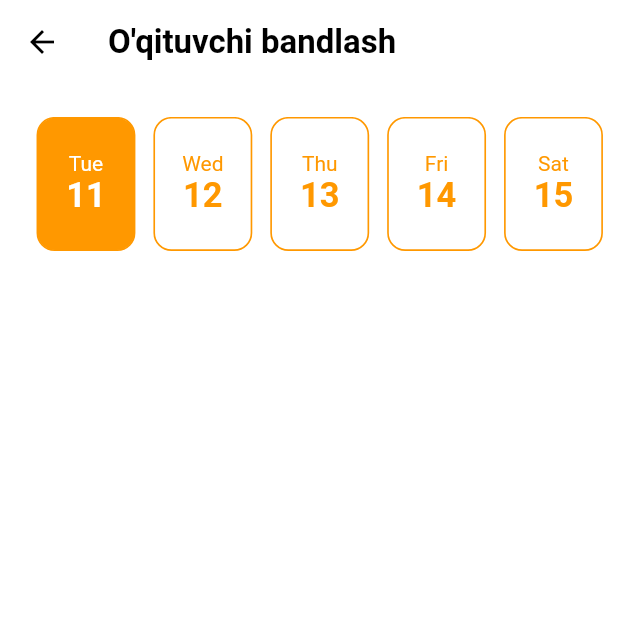
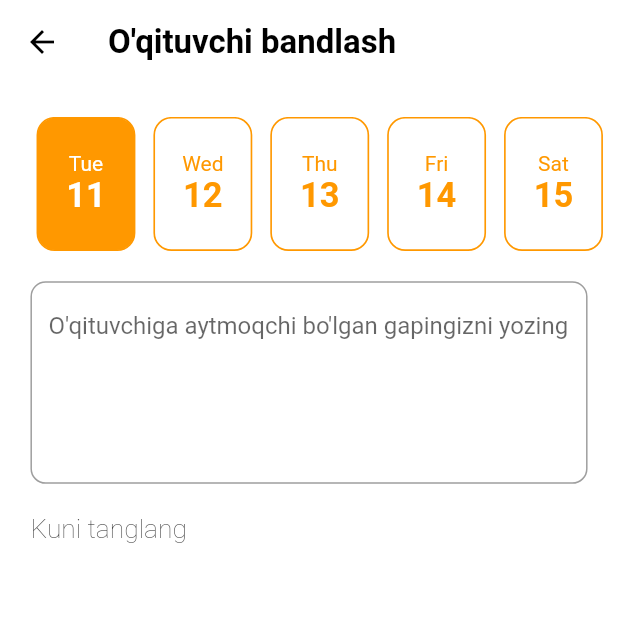
Before and after one commit to said8811/registon, a Flutter app: the TeacherAppointmentPage screen opened by its route, on a phone screen of 412 x 824 dp, the top half of it. Run offline on Flutter 3.47's test engine with Material 2 defaults, Android fonts, the phone set to English and light mode, and no system bars; our stand-ins replace bloc, carousel_slider, dio, easy_localization, equatable, flutter_bloc and 9 more; accounts and stored records are empty.

Commit message:
teacher appointment

```diff
--- a/lib/screens/teacher_appointment/teacher_appointment_page.dart
+++ b/lib/screens/teacher_appointment/teacher_appointment_page.dart
@@ -12,6 +12,7 @@ class TeacherAppointmentPage extends StatefulWidget {
 
 class _TeacherAppointmentPageState extends State<TeacherAppointmentPage> {
   int selectedDay = 0;
+  final TextEditingController descriptionController = TextEditingController();
 
   @override
   Widget build(BuildContext context) {
@@ -27,6 +28,7 @@ class _TeacherAppointmentPageState extends State<TeacherAppointmentPage> {
       body: Container(
         decoration: const BoxDecoration(color: Colors.white),
         child: Column(
+          crossAxisAlignment: CrossAxisAlignment.start,
           children: [
             SizedBox(
               height: 20.sp,
@@ -60,6 +62,29 @@ class _TeacherAppointmentPageState extends State<TeacherAppointmentPage> {
                 },
               ),
             ),
+            SizedBox(
+              height: 20.h,
+            ),
+            Padding(
+              padding: EdgeInsets.symmetric(horizontal: 20.r),
+              child: TextField(
+                controller: descriptionController,
+                maxLines: 5,
+                decoration: InputDecoration(
+                    hintText:
+                        "O'qituvchiga aytmoqchi bo'lgan gapingizni yozing",
+                    border: OutlineInputBorder(
+                        borderRadius: BorderRadius.circular(10.r))),
+              ),
+            ),
+            SizedBox(height: 20.h),
+            Padding(
+              padding: EdgeInsets.symmetric(horizontal: 20.r),
+              child: Text(
+                "Kuni tanglang",
+                style: TextStyle(fontSize: 16.sp, fontWeight: FontWeight.w200),
+              ),
+            ),
           ],
         ),
       ),
```
